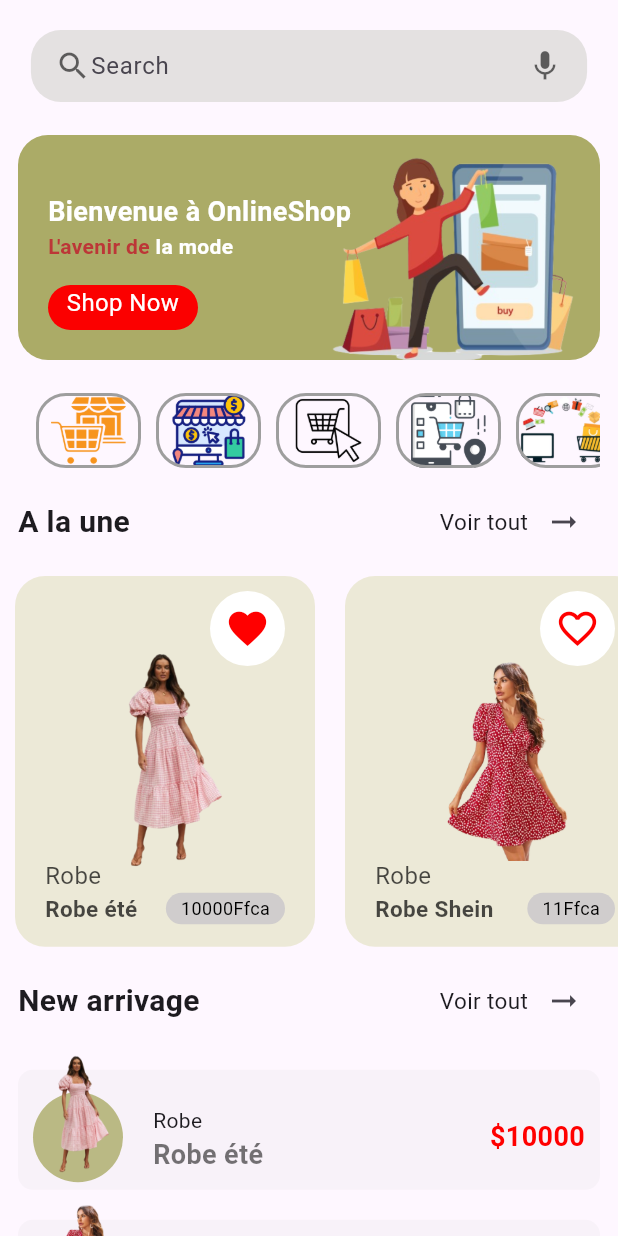
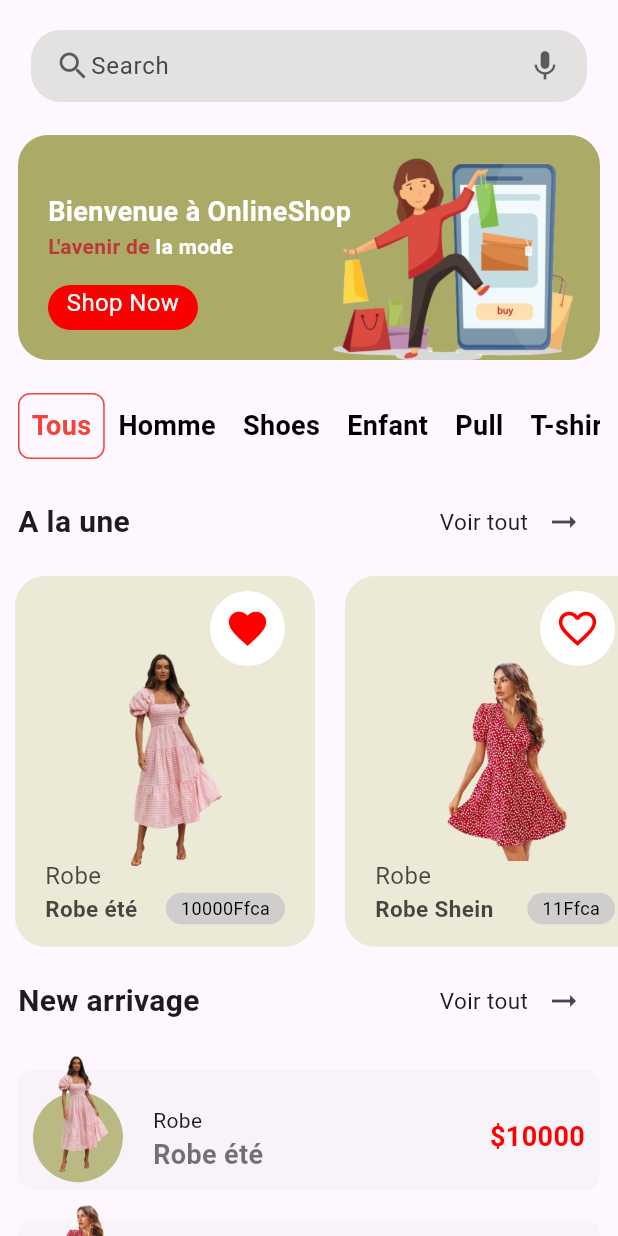
Before and after one commit to traorericealiman/flutter, a Flutter app: the HomePage screen opened directly, on a phone screen of 412 x 824 dp. Run offline on Flutter 3.47's test engine with Material 3 defaults, Android fonts, the light colour scheme and no system bars; our stand-ins replace animated_bottom_navigation_bar, page_transition.

Commit message:
Description de vos modifications

```diff
--- a/lib/models/plants.dart
+++ b/lib/models/plants.dart
@@ -47,7 +47,7 @@ class Plant {
         price: 11,
         category: 'Robe',
         plantName: 'Robe Shein',
-        size: 'Medium',
+        size: 'S L M',
         rating: 4.8,
         humidity: 56,
         temperature: '19 - 22',
@@ -65,7 +65,7 @@ class Plant {
         rating: 4.7,
         humidity: 34,
         temperature: '22 - 25',
-        imageURL: 'assets/images/img_2.png',
+        imageURL: 'assets/images/img_3.png',
         isFavorated: false,
         isSelected: false,
         decription:
@@ -79,7 +79,7 @@ class Plant {
         rating: 4.5,
         humidity: 35,
         temperature: '23 - 28',
-        imageURL: 'assets/images/img_2.png',
+        imageURL: 'assets/images/img_4.png',
         isFavorated: false,
         isSelected: false,
         decription:
@@ -89,11 +89,11 @@ class Plant {
         price: 5000,
         category: 'T-Shirt',
         plantName: 'Palm Angels',
-        size: 'Large',
+        size: 'S L M',
         rating: 4.1,
         humidity: 66,
         temperature: '12 - 16',
-        imageURL: 'assets/images/img_2.png',
+        imageURL: 'assets/images/img_5.png',
         isFavorated: true,
         isSelected: false,
         decription:
@@ -101,13 +101,13 @@ class Plant {
     Plant(
         plantId: 5,
         price: 2500,
-        category: 'T-Shir',
+        category: 'T-Shirt',
         plantName: 'Off White',
-        size: 'Medium',
+        size: 'S L M',
         rating: 4.4,
         humidity: 36,
         temperature: '15 - 18',
-        imageURL: 'assets/images/img_2.png',
+        imageURL: 'assets/images/img_6.png',
         isFavorated: false,
         isSelected: false,
         decription:
@@ -117,11 +117,11 @@ class Plant {
         price: 8000,
         category: 'Pantalon',
         plantName: 'Jogging',
-        size: 'Small',
+        size: 'S L M',
         rating: 4.2,
         humidity: 46,
         temperature: '23 - 26',
-        imageURL: 'assets/images/img_2.png',
+        imageURL: 'assets/images/img_7.png',
         isFavorated: false,
         isSelected: false,
         decription:
@@ -131,11 +131,11 @@ class Plant {
         price: 9000,
         category: 'Pull Over',
         plantName: 'Velone',
-        size: 'Medium',
+        size: 'S L M',
         rating: 4.5,
         humidity: 34,
         temperature: '21 - 24',
-        imageURL: 'assets/images/img_2.png',
+        imageURL: 'assets/images/img_8.png',
         isFavorated: false,
         isSelected: false,
         decription:
@@ -145,11 +145,11 @@ class Plant {
         price: 10000,
         category: 'Pull',
         plantName: 'Somewhere',
-        size: 'Medium',
+        size: 'S L M',
         rating: 4.7,
         humidity: 46,
         temperature: '21 - 25',
-        imageURL: 'assets/images/img_2.png',
+        imageURL: 'assets/images/img_9.png',
         isFavorated: false,
         isSelected: false,
         decription:
--- a/lib/ui/screens/home_page.dart
+++ b/lib/ui/screens/home_page.dart
@@ -1,9 +1,9 @@
+import 'package:flutter/material.dart';
+import 'package:page_transition/page_transition.dart';
 import 'package:commerce/constants.dart';
 import 'package:commerce/models/plants.dart';
 import 'package:commerce/ui/screens/detail_page.dart';
 import 'package:commerce/ui/screens/widgets/plant_widget.dart';
-import 'package:flutter/material.dart';
-import 'package:page_transition/page_transition.dart';
 
 class HomePage extends StatefulWidget {
   const HomePage({Key? key}) : super(key: key);
@@ -13,10 +13,11 @@ class HomePage extends StatefulWidget {
 }
 
 class _HomePageState extends State<HomePage> {
+  int selectedIndex = 8;
+
   @override
   Widget build(BuildContext context) {
     Size size = MediaQuery.of(context).size;
-
     List<Plant> _plantList = Plant.plantList;
 
     //Toggle Favorite button
@@ -55,7 +56,8 @@ class _HomePageState extends State<HomePage> {
                               border: InputBorder.none,
                               focusedBorder: InputBorder.none,
                             ),
-                      )),
+                          ),
+                        ),
                         Icon(
                           Icons.mic,
                           color: Colors.black54.withOpacity(.6),
@@ -115,7 +117,8 @@ class _HomePageState extends State<HomePage> {
                                       style: TextStyle(
                                         fontWeight: FontWeight.bold,
                                         fontSize: 14,
-                                      color: Color.fromARGB(255, 255, 255, 255),
+                                        color:
+                                            Color.fromARGB(255, 255, 255, 255),
                                       ),
                                     ),
                                   ],
@@ -169,20 +172,15 @@ class _HomePageState extends State<HomePage> {
                 child: ListView(
                   scrollDirection: Axis.horizontal,
                   children: [
-                  SizedBox(width: 12),
-                  for (int i = 1; i < 8; i++)
-                    Padding(
-                      padding: const EdgeInsets.only(right: 10),
-                      child: Container(
-                        width: 70,
-                        height: 70,
-                        decoration: BoxDecoration(
-                          border: Border.all(color: Colors.grey, width: 2),
-                          borderRadius: BorderRadius.circular(20),
-                          image: DecorationImage(image: AssetImage("assets/images/$i.png"))
-                        ),
-                      ),
-                    ),
+                    _buildCategoryItem("Tous", 8),
+                    _buildCategoryItem("Homme", 0),
+                    _buildCategoryItem("Shoes", 1),
+                    _buildCategoryItem("Enfant", 2),
+                    _buildCategoryItem("Pull", 3),
+                    _buildCategoryItem("T-shirt", 4),
+                    _buildCategoryItem("Culotte", 5),
+                    _buildCategoryItem("Jogging", 6),
+                    _buildCategoryItem("Femme", 7),
                   ],
                 ),
               ),
@@ -230,7 +228,8 @@ class _HomePageState extends State<HomePage> {
                         width: 200,
                         margin: const EdgeInsets.symmetric(horizontal: 10),
                         decoration: BoxDecoration(
-                          color: Color.fromARGB(255, 219, 219, 176).withOpacity(0.5),
+                          color: Color.fromARGB(255, 219, 219, 176)
+                              .withOpacity(0.5),
                           borderRadius: BorderRadius.circular(20),
                         ),
                         child: Stack(
@@ -250,7 +249,8 @@ class _HomePageState extends State<HomePage> {
                                     setState(() {
                                       bool isFavorited = toggleIsFavorated(
                                           _plantList[index].isFavorated);
-                                    _plantList[index].isFavorated = isFavorited;
+                                      _plantList[index].isFavorated =
+                                          isFavorited;
                                     });
                                   },
                                   icon: Icon(
@@ -361,11 +361,45 @@ class _HomePageState extends State<HomePage> {
                                       plantId: _plantList[index].plantId),
                                   type: PageTransitionType.bottomToTop));
                         },
-                      child: PlantWidget(index: index, plantList: _plantList));
+                        child:
+                            PlantWidget(index: index, plantList: _plantList));
                   }),
             ),
           ],
         ),
-    ));
+      ),
+    );
+  }
+
+  Widget _buildCategoryItem(String label, int index) {
+    bool isSelected = selectedIndex == index;
+    return GestureDetector(
+      onTap: () {
+        setState(() {
+          selectedIndex = index;
+        });
+      },
+      child: Column(
+        children: [
+          Container(
+            padding: EdgeInsets.all(8),
+            decoration: BoxDecoration(
+              border: Border.all(
+                  color: isSelected ? Colors.red : Colors.transparent),
+              borderRadius: BorderRadius.circular(8),
+            ),
+            child: Text(
+              label,
+              style: TextStyle(
+                fontWeight: FontWeight.bold,
+                fontSize: 18,
+                color: isSelected ? Colors.red : Colors.black,
+              ),
+            ),
+          ),
+          SizedBox(height: 5),
+        ],
+      ),
+    );
   }
 }
--- a/lib/ui/screens/profile_page.dart
+++ b/lib/ui/screens/profile_page.dart
@@ -1,7 +1,6 @@
 import 'package:commerce/constants.dart';
 import 'package:commerce/ui/screens/widgets/profile_widget.dart';
 import 'package:flutter/material.dart';
-
 
 class ProfilePage extends StatelessWidget {
   const ProfilePage({Key? key}) : super(key: key);
@@ -40,7 +39,7 @@ class ProfilePage extends StatelessWidget {
               child: Row(
                 children: [
                   Text(
-                    'Namila Shop',
+                    'Namila',
                     style: TextStyle(
                       color: Constants.blackColor,
                       fontSize: 20,
```
Also changed, not shown: lib/ui/screens/signin_page.dart (+10 -10 lines), lib/ui/screens/signup_page.dart (+7 -7 lines), assets/images/img_3.png, assets/images/img_4.png (added), assets/images/img_5.png (added), assets/images/img_6.png (added), assets/images/img_7.png (added), assets/images/img_8.png (added), assets/images/img_9.png (added), assets/images/logo.jpg (added). Lines whose indentation alone changed are shown as unchanged.
